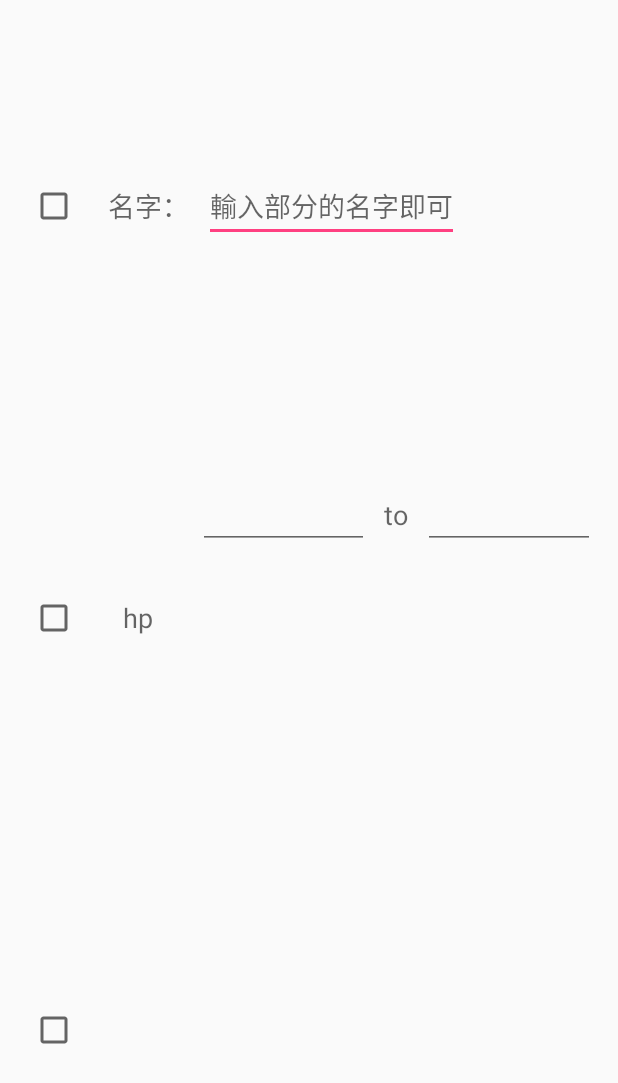
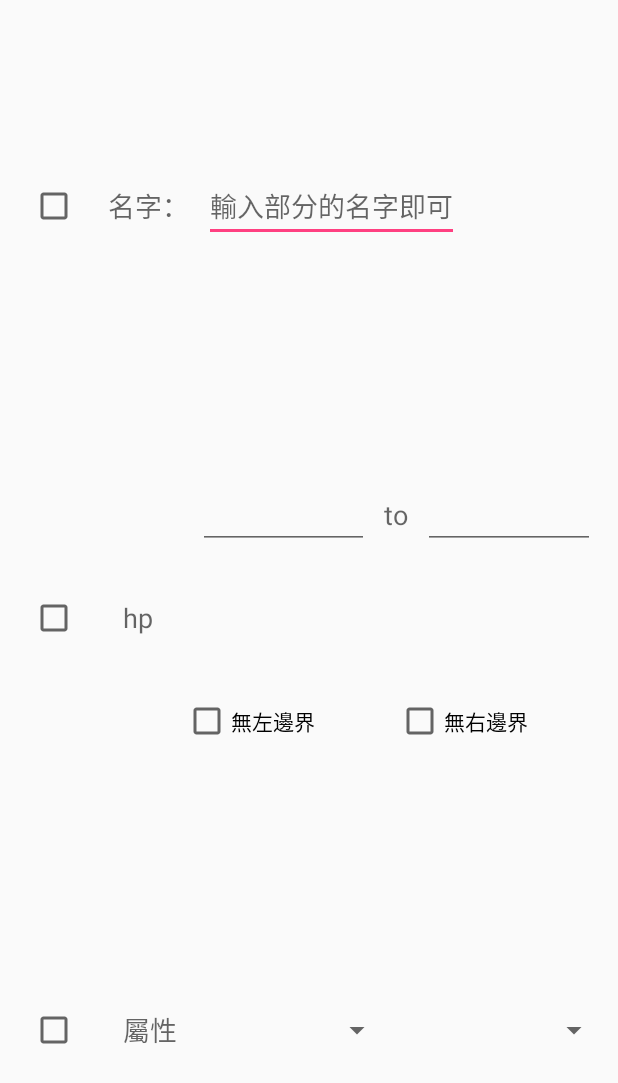
Before and after one commit to gary9716/ISTP_android_268, an Android app: the layout search_form.xml on its own in the app's theme, with its tools: preview values and no code run, on a phone screen of 412 x 824 dp. Shown: the top 1083 px of the screen. Run offline under Robolectric (Android 15) with nearby library versions, the phone set to English and light mode, and no system bars.

Commit message:
finish search form

```diff
--- a/app/src/main/res/layout/search_form.xml
+++ b/app/src/main/res/layout/search_form.xml
@@ -15,7 +15,7 @@
         <CheckBox
             android:layout_width="wrap_content"
             android:layout_height="wrap_content"
-            android:id="@+id/checkBox"
+            android:id="@+id/conditionBox1"
             android:layout_gravity="center_vertical"
             android:layout_marginRight="20dp" />
 
@@ -31,7 +31,7 @@
         <EditText
             android:layout_width="wrap_content"
             android:layout_height="wrap_content"
-            android:id="@+id/editText"
+            android:id="@+id/nameText"
             android:layout_gravity="center_vertical"
             android:hint="輸入部分的名字即可" />
     </LinearLayout>
@@ -47,7 +47,7 @@
         <CheckBox
             android:layout_width="wrap_content"
             android:layout_height="wrap_content"
-            android:id="@+id/checkBox2"
+            android:id="@+id/conditionBox2"
             android:layout_gravity="center_vertical" />
 
         <TextView
@@ -78,7 +78,7 @@
                     android:layout_height="wrap_content"
                     android:inputType="numberDecimal"
                     android:ems="10"
-                    android:id="@+id/editText2"
+                    android:id="@+id/leftInterval"
                     android:layout_weight="1"
                     android:layout_gravity="center_vertical" />
 
@@ -97,7 +97,7 @@
                     android:layout_height="wrap_content"
                     android:inputType="numberDecimal"
                     android:ems="10"
-                    android:id="@+id/editText3"
+                    android:id="@+id/rightInterval"
                     android:layout_weight="1"
                     android:layout_gravity="center_vertical" />
             </LinearLayout>
@@ -106,7 +106,24 @@
                 android:orientation="horizontal"
                 android:layout_width="match_parent"
                 android:layout_height="0dp"
-                android:layout_weight="1"></LinearLayout>
+                android:layout_weight="1">
+
+                <CheckBox
+                    android:layout_width="0dp"
+                    android:layout_height="wrap_content"
+                    android:text="無左邊界"
+                    android:id="@+id/leftIntervalConditionBox"
+                    android:layout_weight="1"
+                    android:layout_gravity="center_vertical" />
+
+                <CheckBox
+                    android:layout_width="0dp"
+                    android:layout_height="wrap_content"
+                    android:text="無右邊界"
+                    android:id="@+id/rightIntervalConditionBox"
+                    android:layout_weight="1"
+                    android:layout_gravity="center_vertical" />
+            </LinearLayout>
         </LinearLayout>
     </LinearLayout>
 
@@ -121,7 +138,30 @@
         <CheckBox
             android:layout_width="wrap_content"
             android:layout_height="wrap_content"
-            android:id="@+id/checkBox3"
+            android:id="@+id/conditionBox3"
+            android:layout_gravity="center_vertical" />
+
+        <TextView
+            android:layout_width="wrap_content"
+            android:layout_height="wrap_content"
+            android:textAppearance="?android:attr/textAppearanceMedium"
+            android:text="屬性"
+            android:id="@+id/textView11"
+            android:layout_gravity="center_vertical"
+            android:layout_marginLeft="30dp" />
+
+        <Spinner
+            android:layout_width="0dp"
+            android:layout_height="wrap_content"
+            android:id="@+id/type1Selector"
+            android:layout_weight="1"
+            android:layout_gravity="center_vertical" />
+
+        <Spinner
+            android:layout_width="0dp"
+            android:layout_height="wrap_content"
+            android:id="@+id/type2Selector"
+            android:layout_weight="1"
             android:layout_gravity="center_vertical" />
     </LinearLayout>
 </LinearLayout>
```
